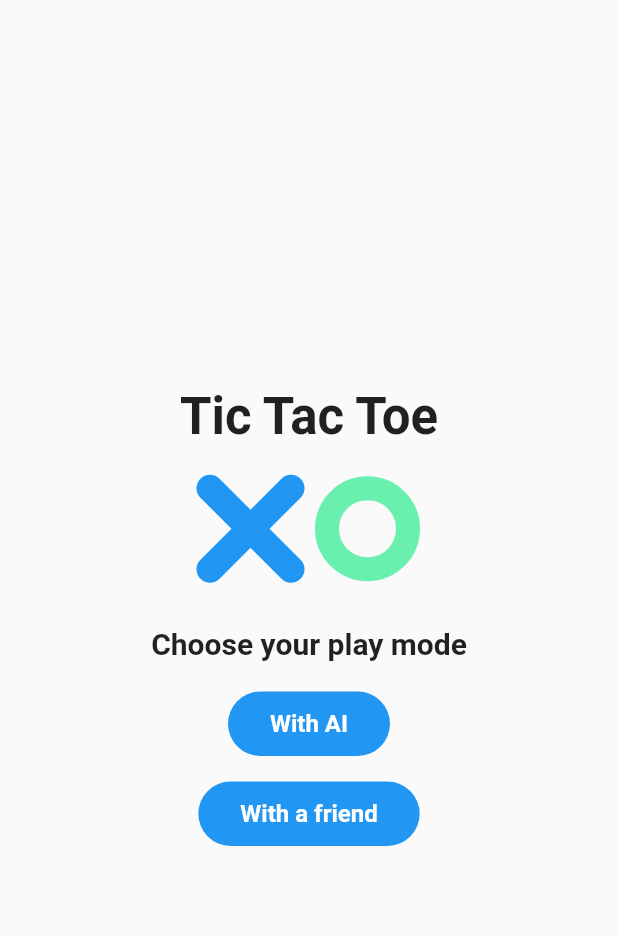
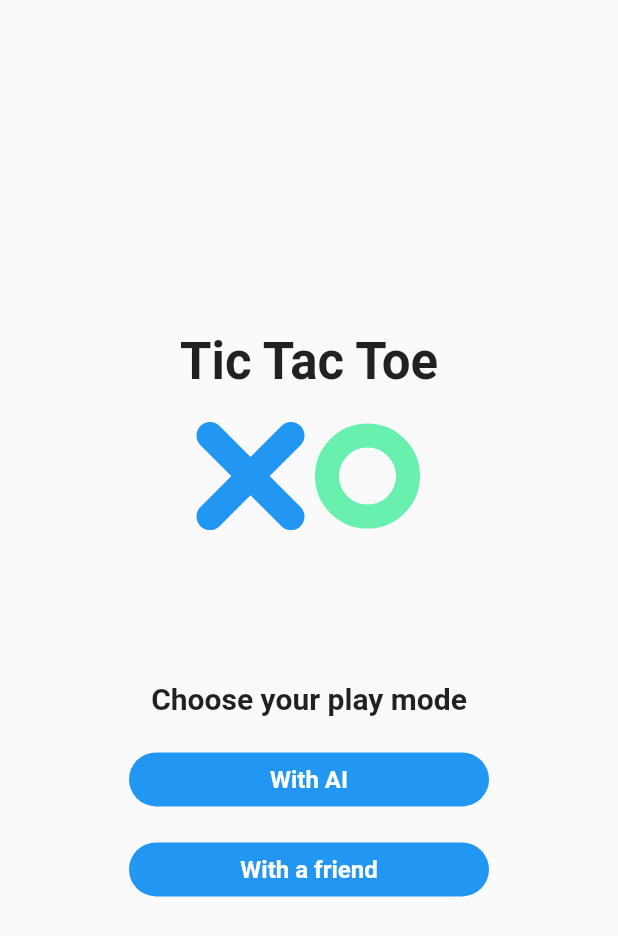
Before and after one commit to GnuaAruht/tic_tac_toe, a Flutter app: the screen it shows after launch, on a phone screen of 412 x 824 dp. Shown: the top 936 px of the screen. Run offline on Flutter 3.47's test engine with Material 2 defaults, Android fonts, the phone set to English and light mode, and no system bars.

Commit message:
optimize ui

```diff
--- /dev/null
+++ b/lib/data/ui_constants.dart
@@ -0,0 +1,8 @@
+import 'package:flutter/material.dart';
+
+const crossWidgetColor = Colors.blue;
+const circleWidgetColor = Colors.greenAccent;
+const widgetStrokeWidth = 8.0;
+const borderWidth = 1.6;
+const borderColor = Colors.grey;
+const borderStyle = BorderStyle.solid;
--- a/lib/main.dart
+++ b/lib/main.dart
@@ -1,5 +1,4 @@
 import 'package:flutter/material.dart';
-import 'package:tic_tac_toe/pages/game/game_page.dart';
 
 import 'pages/home/home_page.dart';
 
--- a/lib/pages/game/current_player_widget.dart
+++ b/lib/pages/game/current_player_widget.dart
@@ -18,7 +18,7 @@ class CurrentPlayerWidget extends StatelessWidget {
           height: 10.0,
         ),
         Text(
-          "It's player 1 turn.",
+          "Player 1's move.",
           style: TextStyle(
             fontSize: 20.0,
             fontWeight: FontWeight.w600,
--- a/lib/pages/game/game_page.dart
+++ b/lib/pages/game/game_page.dart
@@ -1,5 +1,6 @@
 import 'package:flutter/material.dart';
 
+import '../../data/ui_constants.dart';
 import '../../widgets/circle_widget.dart';
 import '../../widgets/cross_widget.dart';
 
@@ -16,10 +17,6 @@ class GamePage extends StatefulWidget {
 }
 
 class _GamePageState extends State<GamePage> {
-  void onTap(int idx) {}
-
-  void togglePlayer() {}
-
   @override
   Widget build(BuildContext context) {
     final size = MediaQuery.of(context).size;
@@ -33,6 +30,7 @@ class _GamePageState extends State<GamePage> {
           ),
           child: Column(
             children: [
+              const Spacer(),
               const GameStatusWidget(),
               const Spacer(flex: 2),
               BoardWidget(size: size.width * 0.76),
--- a/lib/pages/home/game_icons_widget.dart
+++ /dev/null
@@ -1,33 +0,0 @@
-part of 'home_page.dart';
-
-class GameIconsWidget extends StatelessWidget {
-  const GameIconsWidget({
-    Key? key,
-  }) : super(key: key);
-
-  @override
-  Widget build(BuildContext context) {
-    return Row(
-      mainAxisAlignment: MainAxisAlignment.center,
-      children: const [
-        SizedBox(
-          width: 54.0,
-          height: 54.0,
-          child: CrossWidget(
-            strokeWidth: 18.0,
-          ),
-        ),
-        SizedBox(
-          width: 24.0,
-        ),
-        SizedBox(
-          width: 54.0,
-          height: 54.0,
-          child: CircleWidget(
-            strokeWidth: 16.0,
-          ),
-        ),
-      ],
-    );
-  }
-}
--- a/lib/pages/home/game_mode_selection_widget.dart
+++ b/lib/pages/home/game_mode_selection_widget.dart
@@ -18,26 +18,34 @@ class GameModeSelectionWidget extends StatelessWidget {
         const SizedBox(
           height: 18.0,
         ),
-        GameButtonWidget(
+        _GameButtonWidget(
           label: "With AI",
-          onPressed: () {},
+          onPressed: () {
+            Navigator.of(context).push(
+              MaterialPageRoute(builder: (_) => const GamePage()),
+            );
+          },
         ),
         const SizedBox(
           height: 12.0,
         ),
-        GameButtonWidget(
+        _GameButtonWidget(
           label: "With a friend",
-          onPressed: () {},
+          onPressed: () {
+            Navigator.of(context).push(
+              MaterialPageRoute(builder: (_) => const GamePage()),
+            );
+          },
         ),
       ],
     );
   }
 }
 
-class GameButtonWidget extends StatelessWidget {
+class _GameButtonWidget extends StatelessWidget {
   final String label;
   final VoidCallback onPressed;
-  const GameButtonWidget({
+  const _GameButtonWidget({
     Key? key,
     required this.label,
     required this.onPressed,
@@ -48,12 +56,9 @@ class GameButtonWidget extends StatelessWidget {
     return ElevatedButton(
       onPressed: onPressed,
       style: ElevatedButton.styleFrom(
+        fixedSize: const Size.fromWidth(240.0),
         shape: const StadiumBorder(),
         elevation: 0.0,
-        padding: const EdgeInsets.symmetric(
-          vertical: 12.0,
-          horizontal: 28.0,
-        ),
         textStyle: const TextStyle(
           fontWeight: FontWeight.w700,
           fontSize: 16.0,
--- a/lib/pages/home/game_title_widget.dart
+++ b/lib/pages/home/game_title_widget.dart
@@ -7,12 +7,40 @@ class GameTitleWidget extends StatelessWidget {
 
   @override
   Widget build(BuildContext context) {
-    return const Text(
-      "Tic Tac Toe",
-      style: TextStyle(
-        fontSize: 34.0,
-        fontWeight: FontWeight.bold,
-      ),
+    return Column(
+      mainAxisSize: MainAxisSize.min,
+      children: [
+        const Text(
+          "Tic Tac Toe",
+          style: TextStyle(
+            fontSize: 34.0,
+            fontWeight: FontWeight.bold,
+          ),
+        ),
+        const SizedBox(height: 30.0),
+        Row(
+          mainAxisAlignment: MainAxisAlignment.center,
+          children: const [
+            SizedBox(
+              width: 54.0,
+              height: 54.0,
+              child: CrossWidget(
+                strokeWidth: 18.0,
+              ),
+            ),
+            SizedBox(
+              width: 24.0,
+            ),
+            SizedBox(
+              width: 54.0,
+              height: 54.0,
+              child: CircleWidget(
+                strokeWidth: 16.0,
+              ),
+            ),
+          ],
+        )
+      ],
     );
   }
 }
--- a/lib/pages/home/home_page.dart
+++ b/lib/pages/home/home_page.dart
@@ -2,9 +2,9 @@ import 'package:flutter/material.dart';
 
 import '../../widgets/circle_widget.dart';
 import '../../widgets/cross_widget.dart';
+import '../game/game_page.dart';
 
 part 'game_title_widget.dart';
-part 'game_icons_widget.dart';
 part 'game_mode_selection_widget.dart';
 
 class HomePage extends StatelessWidget {
@@ -13,17 +13,14 @@ class HomePage extends StatelessWidget {
   @override
   Widget build(BuildContext context) {
     return Scaffold(
-      body: Center(
-        child: Column(
-          mainAxisSize: MainAxisSize.min,
-          children: const [
-            GameTitleWidget(),
-            SizedBox(height: 28.0),
-            GameIconsWidget(),
-            SizedBox(height: 38.0),
-            GameModeSelectionWidget(),
-          ],
-        ),
+      body: Column(
+        children: const [
+          Spacer(flex: 2),
+          GameTitleWidget(),
+          Spacer(),
+          GameModeSelectionWidget(),
+          Spacer(flex: 2),
+        ],
       ),
     );
   }
--- a/lib/widgets/circle_widget.dart
+++ b/lib/widgets/circle_widget.dart
@@ -1,14 +1,16 @@
 import 'dart:math';
 
 import 'package:flutter/material.dart';
+
+import '../data/ui_constants.dart';
 
 class CircleWidget extends StatelessWidget {
   final Color color;
   final double strokeWidth;
   const CircleWidget({
     Key? key,
-    this.color = Colors.greenAccent,
-    this.strokeWidth = 8.0,
+    this.color = circleWidgetColor,
+    this.strokeWidth = widgetStrokeWidth,
   }) : super(key: key);
 
   @override
--- a/lib/widgets/cross_widget.dart
+++ b/lib/widgets/cross_widget.dart
@@ -1,12 +1,14 @@
 import 'package:flutter/material.dart';
+
+import '../data/ui_constants.dart';
 
 class CrossWidget extends StatelessWidget {
   final Color color;
   final double strokeWidth;
   const CrossWidget({
     Key? key,
-    this.color = Colors.blue,
-    this.strokeWidth = 8.0,
+    this.color = crossWidgetColor,
+    this.strokeWidth = widgetStrokeWidth,
   }) : super(key: key);
 
   @override
```
Also changed, not shown: lib/pages/game/board_widget.dart (+10 -14 lines).
